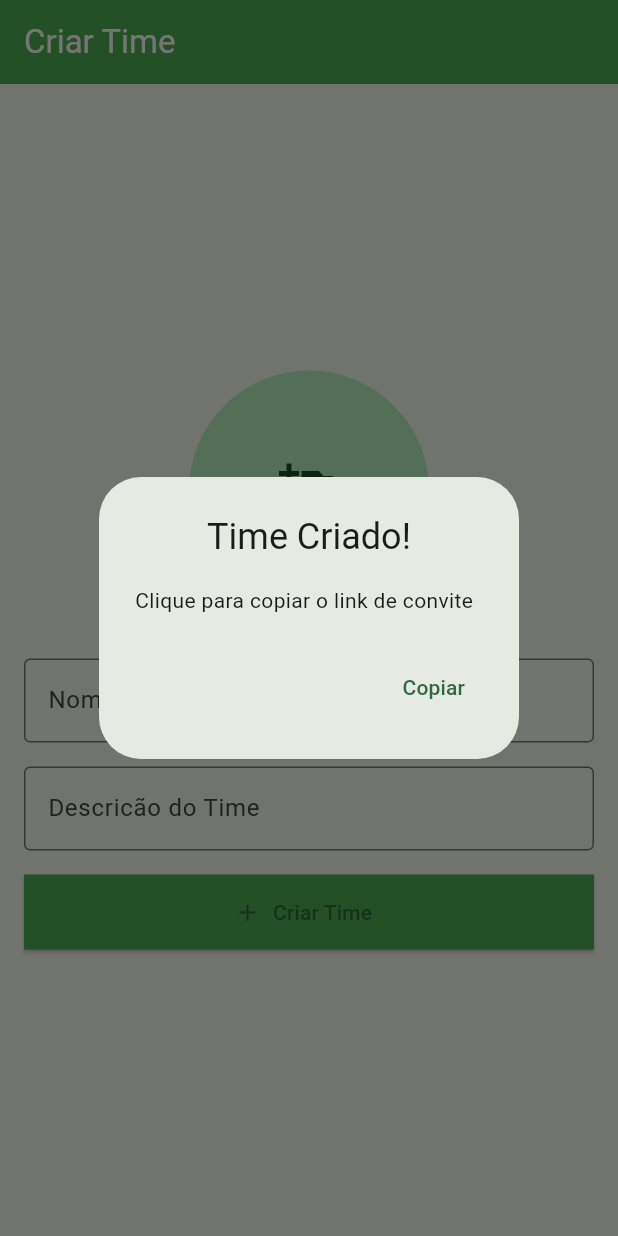
After one commit to equipe-5/vem-pro-fut, a Flutter app: the CreateTeam screen opened directly, after a tap on "Criar Time", on a phone screen of 412 x 824 dp. The commit adds this screen. Run offline on Flutter 3.47's test engine with Material 2 defaults, Android fonts, the phone set to English and light mode, and no system bars; our stand-ins replace image_picker.

Commit message:
Adicionada tela de criar time

```diff
--- a/lib/main.dart
+++ b/lib/main.dart
@@ -1,5 +1,5 @@
 import 'package:flutter/material.dart';
-import 'package:vem_pro_fut_app/src/matches/view_match.dart';
+import 'package:vem_pro_fut_app/src/teams/create_team.dart';
 
 void main() {
   runApp(const MyApp());
@@ -18,7 +18,7 @@ class MyApp extends StatelessWidget {
             ColorScheme.fromSeed(seedColor: Colors.greenAccent.shade400),
         useMaterial3: true,
       ),
-      home: const ViewMatch(),
+      home: const CreateTeam(),
     );
   }
 }
--- /dev/null
+++ b/lib/src/teams/create_team.dart
@@ -0,0 +1,102 @@
+import 'dart:io';
+
+import 'package:flutter/material.dart';
+import 'package:image_picker/image_picker.dart';
+
+class CreateTeam extends StatefulWidget {
+  const CreateTeam({super.key});
+
+  @override
+  State<CreateTeam> createState() => _CreateTeamState();
+}
+
+class _CreateTeamState extends State<CreateTeam> {
+  File? _imageFile;
+
+  Future<void> _pickImage() async {
+    final picker = ImagePicker();
+    final pickedFile = await picker.pickImage(source: ImageSource.gallery);
+    if (pickedFile != null) {
+      setState(() {
+        _imageFile = File(pickedFile.path);
+      });
+    }
+  }
+
+  @override
+  Widget build(BuildContext context) {
+    return Scaffold(
+      appBar: AppBar(
+        title: const Text('Criar Time'),
+        backgroundColor: Colors.green,
+        foregroundColor: Colors.white,
+      ),
+      body: Container(
+        padding: const EdgeInsets.all(16.0),
+        child: Column(
+          mainAxisAlignment: MainAxisAlignment.center,
+          children: [
+            GestureDetector(
+              onTap: _pickImage,
+              child: CircleAvatar(
+                radius: 80,
+                backgroundImage:
+                    _imageFile != null ? FileImage(_imageFile!) : null,
+                child: _imageFile == null
+                    ? const Icon(Icons.add_a_photo, size: 40)
+                    : null,
+              ),
+            ),
+            const SizedBox(height: 32.0),
+            const TextField(
+              decoration: InputDecoration(
+                labelText: 'Nome do Time',
+                border: OutlineInputBorder(),
+              ),
+            ),
+            const SizedBox(height: 16.0),
+            const TextField(
+              decoration: InputDecoration(
+                labelText: 'Descricão do Time',
+                border: OutlineInputBorder(),
+              ),
+            ),
+            const SizedBox(height: 16.0),
+            ButtonTheme(
+              // Set the minimum width of the button to match the screen width
+              height: 50.0, // Set the height of the button
+              child: ElevatedButton.icon(
+                icon: const Icon(Icons.add),
+                label: const Text('Criar Time'),
+                style: ElevatedButton.styleFrom(
+                  backgroundColor: Colors.green,
+                  minimumSize: const Size.fromHeight(50),
+                  shape: RoundedRectangleBorder(
+                    borderRadius:
+                        BorderRadius.circular(0), // Set the button shape
+                  ),
+                ),
+                onPressed: () => showDialog(
+                  context: context,
+                  builder: (context) => AlertDialog(
+                    title: const Text(
+                      'Time Criado!',
+                      textAlign: TextAlign.center,
+                    ),
+                    content: const Text('Clique para copiar o link de convite'),
+                    actions: [
+                      TextButton(
+                        onPressed: () => Navigator.pop(context, 'OK'),
+                        child: const Text('Copiar'),
+                      ),
+                    ],
+                  ),
+                ),
+              ),
+            ),
+          ],
+        ),
+      ),
+    );
+  }
+}
--- a/pubspec.yaml
+++ b/pubspec.yaml
@@ -32,6 +32,7 @@ dependencies:
     sdk: flutter
   intl: ^0.18.0
   table_calendar: ^3.0.9
+  image_picker: ^0.8.3
 
 
   # The following adds the Cupertino Icons font to your application.
```
Also changed, not shown: pubspec.lock.
